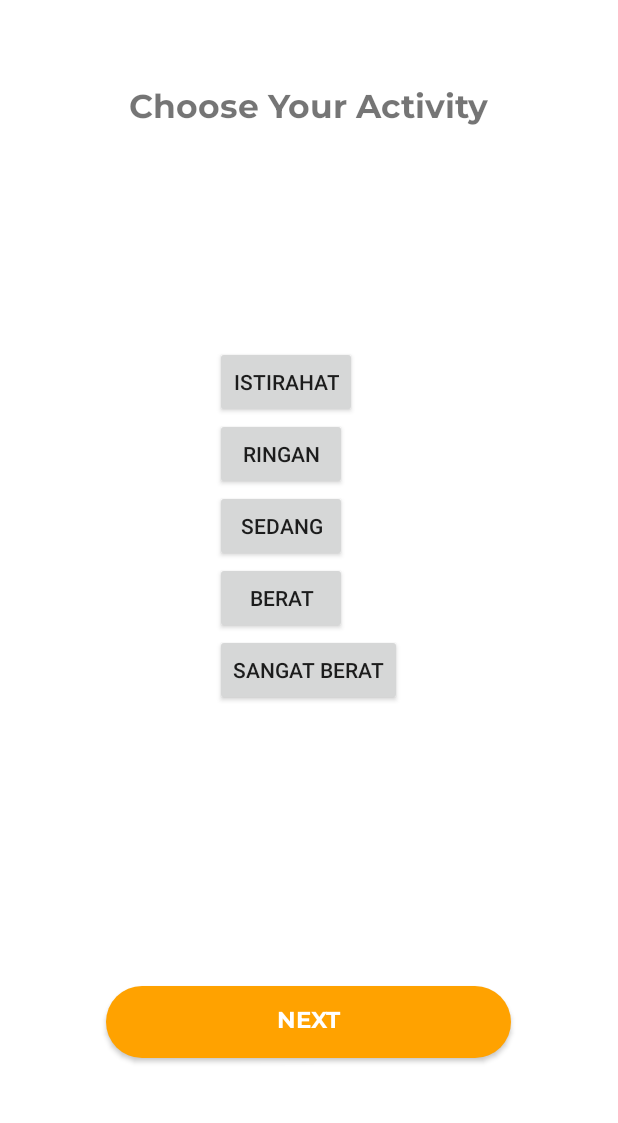
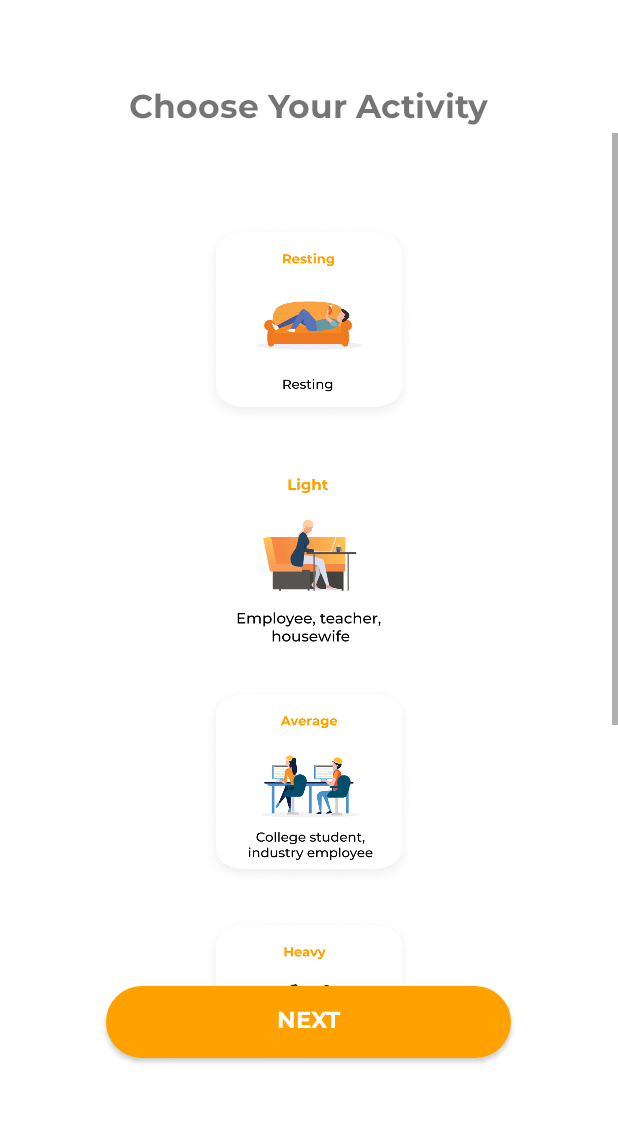
Before and after one commit to dewiiliie07/DiabetterV1, an Android app: the JenisAktivitas screen opened directly, with no data from a screen before it, on a phone screen of 412 x 824 dp, the part 92-1215 px from its top. Run offline under Robolectric (Android 15) with nearby library versions, the phone set to English and light mode, and no system bars.

Commit message:
fixing UI jenis activity

```diff
--- a/app/src/main/res/layout/activity_jenis_aktivitas.xml
+++ b/app/src/main/res/layout/activity_jenis_aktivitas.xml
@@ -24,53 +24,66 @@
         android:text="Choose Your Activity"
         android:textSize="22dp" />
 
+    <ScrollView
+        android:layout_width="match_parent"
+        android:layout_height="wrap_content"
+        android:layout_above="@id/btn_next_to_term"
+        android:layout_below="@id/textView">
         <RelativeLayout
+            android:layout_marginTop="50dp"
+            android:layout_marginBottom="50dp"
             android:layout_width="match_parent"
             android:layout_height="match_parent"
             android:gravity="center">
             <Button
                 android:id="@+id/btn_istirahat"
-            android:layout_width="wrap_content"
-            android:layout_height="wrap_content"
-            android:text="Istirahat"
+                android:layout_width="141dp"
+                android:layout_height="134dp"
+                android:layout_margin="10dp"
+                android:background="@drawable/istirahat"
                 >
             </Button>
             <Button
                 android:id="@+id/btn_ringan"
                 android:layout_below="@id/btn_istirahat"
-            android:layout_width="wrap_content"
-            android:layout_height="wrap_content"
-            android:text="Ringan"
+                android:layout_width="141dp"
+                android:layout_height="134dp"
+                android:layout_margin="10dp"
+                android:background="@drawable/ringan"
                 >
             </Button>
             <Button
                 android:id="@+id/btn_sedang"
                 android:layout_below="@id/btn_ringan"
-            android:layout_width="wrap_content"
-            android:layout_height="wrap_content"
-            android:text="Sedang"
+                android:layout_width="141dp"
+                android:layout_height="134dp"
+                android:layout_margin="10dp"
+                android:background="@drawable/sedang"
                 >
             </Button>
             <Button
                 android:id="@+id/btn_berat"
                 android:layout_below="@id/btn_sedang"
-            android:layout_width="wrap_content"
-            android:layout_height="wrap_content"
-            android:text="Berat"
+                android:layout_width="141dp"
+                android:layout_height="134dp"
+                android:layout_margin="10dp"
+                android:background="@drawable/berat"
                 >
             </Button>
             <Button
                 android:id="@+id/btn_sangat_berat"
                 android:layout_below="@id/btn_berat"
-            android:layout_width="wrap_content"
-            android:layout_height="wrap_content"
-            android:text="Sangat Berat"
+                android:layout_width="141dp"
+                android:layout_height="134dp"
+                android:layout_margin="10dp"
+                android:background="@drawable/sangat_berat"
                 >
             </Button>
 
+        </RelativeLayout>
 
+    </ScrollView>
 
-    </RelativeLayout>
 
     <Button
         android:id="@+id/btn_next_to_term"
```
Also changed, not shown: app/src/main/res/drawable/berat.png (added), app/src/main/res/drawable/istirahat.png (added), app/src/main/res/drawable/ringan.png (added), app/src/main/res/drawable/sangat_berat.png (added), app/src/main/res/drawable/sedang.png (added). Lines whose indentation alone changed are shown as unchanged.
